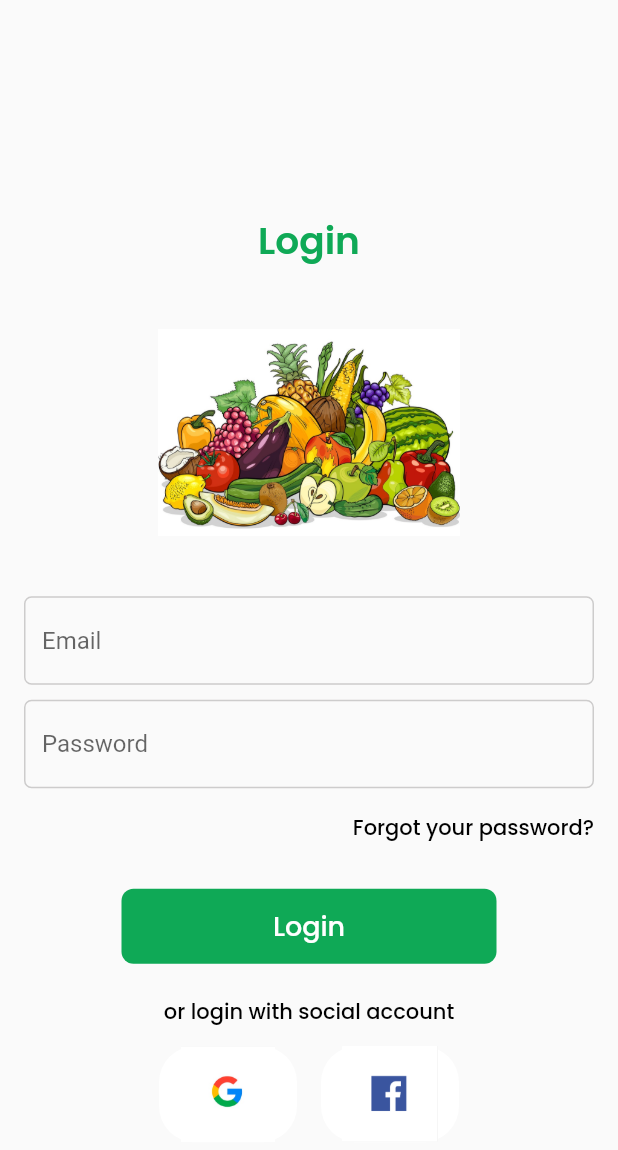
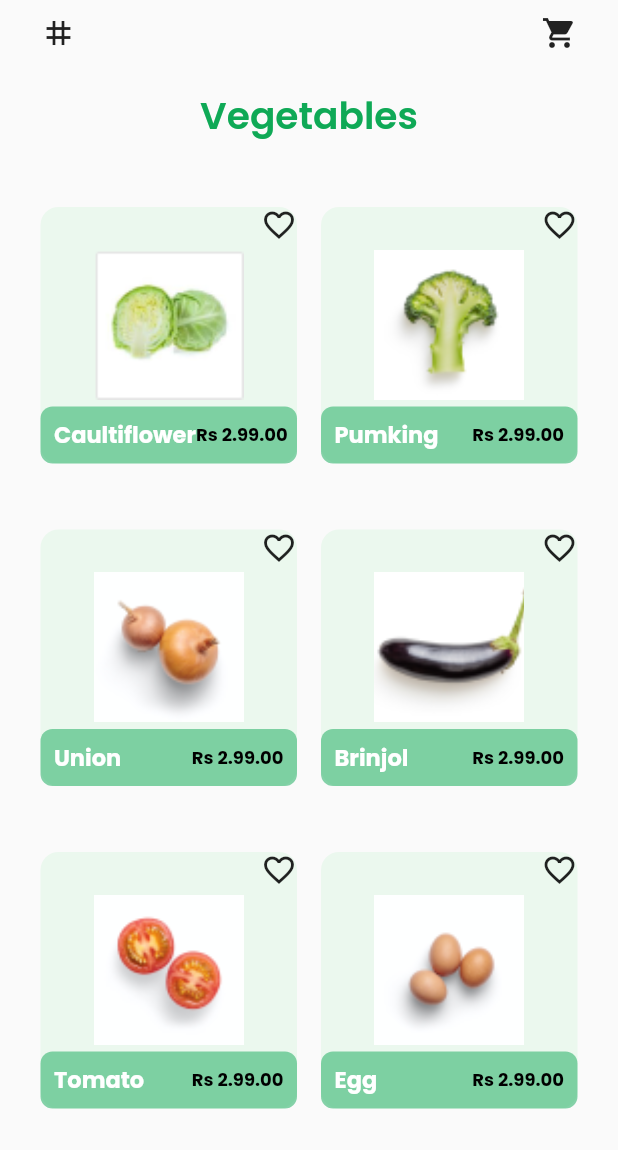
Before and after one commit to anjanakavindu97/grocery-app, a Flutter app: the Login screen opened directly, after a tap on "Login", on a phone screen of 412 x 824 dp. Shown: the top 1150 px of the screen. Run offline on Flutter 3.47's test engine with Material 2 defaults, Android fonts, the phone set to English and light mode, and no system bars; our stand-ins replace animate_do, google_fonts.

Commit message:
add product page

```diff
--- /dev/null
+++ b/lib/models/vegetable.dart
@@ -0,0 +1,13 @@
+class Vegetable {
+  Vegetable({
+    required this.id,
+    required this.name,
+    required this.price,
+    required this.image,
+  });
+
+  final int id;
+  final String name;
+  final double price;
+  final String image;
+}
--- a/lib/screens/auth/login.dart
+++ b/lib/screens/auth/login.dart
@@ -1,7 +1,10 @@
 import 'package:flutter/material.dart';
 import 'package:grocery_app/components/custome_text.dart';
 import 'package:grocery_app/components/social_button.dart';
+import 'package:grocery_app/screens/auth/fogot_password.dart';
+import 'package:grocery_app/screens/home/home_screen.dart';
 import 'package:grocery_app/util/assets_constant.dart';
+import 'package:grocery_app/util/util_functions.dart';
 import '../../components/custom_button.dart';
 import '../../components/custome_textfield.dart';
 
@@ -44,13 +47,15 @@ class _LoginState extends State<Login> {
                 CustomTextField(controller: _email, hintText: 'Email'),
                 const SizedBox(height: 10),
                 CustomTextField(
-                    controller: _password, hintText: 'Password', isObscure: true),
+                    controller: _password,
+                    hintText: 'Password',
+                    isObscure: true),
                 const SizedBox(height: 16),
                 Align(
                   alignment: Alignment.centerRight,
                   child: InkWell(
                     onTap: () {
-                      //redirect page to forgot password
+                      UtilFunctions.navigateTo(context, const FogotPassword());
                     },
                     child: const CustomText(
                       "Forgot your password?",
@@ -62,7 +67,9 @@ class _LoginState extends State<Login> {
                 ),
                 const SizedBox(height: 30),
                 CustomButton(
-                  onTap: () {},
+                  onTap: () {
+                    UtilFunctions.navigateTo(context, const HomeScreen());
+                  },
                   text: "Login",
                 ),
                 const SizedBox(height: 22),
--- a/lib/screens/auth/signup.dart
+++ b/lib/screens/auth/signup.dart
@@ -2,7 +2,10 @@ import 'package:flutter/material.dart';
 import 'package:grocery_app/components/custom_button.dart';
 import 'package:grocery_app/components/custome_text.dart';
 import 'package:grocery_app/components/custome_textfield.dart';
+import 'package:grocery_app/screens/auth/login.dart';
+import 'package:grocery_app/screens/home/home_screen.dart';
 import 'package:grocery_app/util/assets_constant.dart';
+import 'package:grocery_app/util/util_functions.dart';
 
 class SignUp extends StatefulWidget {
   const SignUp({super.key});
@@ -51,7 +54,7 @@ class _SignUpState extends State<SignUp> {
                 alignment: Alignment.centerRight,
                 child: InkWell(
                   onTap: () {
-                    //redirect page to forgot password
+                    UtilFunctions.navigateTo(context, const Login());
                   },
                   child: const CustomText(
                     "Already have an account?",
@@ -63,7 +66,9 @@ class _SignUpState extends State<SignUp> {
               ),
               const SizedBox(height: 30),
               CustomButton(
-                onTap: () {},
+                onTap: () {
+                  UtilFunctions.navigateTo(context, const HomeScreen());
+                },
                 text: "Signup",
               ),
             ],
--- /dev/null
+++ b/lib/screens/home/home_screen.dart
@@ -0,0 +1,48 @@
+import 'package:flutter/material.dart';
+import 'package:grocery_app/components/custome_text.dart';
+
+import 'widgets/product_grid.dart';
+
+class HomeScreen extends StatefulWidget {
+  const HomeScreen({super.key});
+
+  @override
+  State<HomeScreen> createState() => _HomeScreenState();
+}
+class _HomeScreenState extends State<HomeScreen> {
+
+  @override
+  Widget build(BuildContext context) {
+    final size = MediaQuery.of(context).size;
+
+    return Scaffold(
+      body: Container(
+        width: size.width,
+        height: size.height,
+        padding: const EdgeInsets.symmetric(horizontal: 27),
+        child: SafeArea(
+          child: Column(
+            children: [
+              const SizedBox(height: 10),
+              Row(
+                mainAxisAlignment: MainAxisAlignment.spaceBetween,
+                // ignore: prefer_const_literals_to_create_immutables
+                children: [
+                  const Icon(Icons.grid_3x3),
+                  const Icon(Icons.shopping_cart), // Add an Icon widget here
+                ],
+              ),
+              const SizedBox(height: 25),
+              const CustomText(
+                "Vegetables",
+                fontSize: 25,
+              ),
+              const SizedBox(height: 42),
+              ProductGrid(),
+            ],
+          ),
+        ),
+      ),
+    );
+  }
+}
--- /dev/null
+++ b/lib/screens/home/widgets/product_grid.dart
@@ -0,0 +1,33 @@
+import 'package:flutter/material.dart';
+import 'package:grocery_app/models/vegetable.dart';
+import 'product_title.dart';
+
+class ProductGrid extends StatelessWidget {
+  ProductGrid({
+    Key? key,
+  }) : super(key: key);
+
+   final List<Vegetable> vagetables = [
+    Vegetable(id: 1, name: "Caultiflower", price: 2.99, image: "1.png"),
+    Vegetable(id: 2, name: "Pumking", price: 2.99, image: "2.png"),
+    Vegetable(id: 3, name: "Union", price: 2.99, image: "3.png"),
+    Vegetable(id: 4, name: "Brinjol", price: 2.99, image: "4.png"),
+    Vegetable(id: 5, name: "Tomato", price: 2.99, image: "5.png"),
+    Vegetable(id: 6, name: "Egg", price: 2.99, image: "6.png"),
+  ];
+
+  @override
+  Widget build(BuildContext context) {
+    return Expanded(
+      child: GridView.builder(
+        gridDelegate: const SliverGridDelegateWithFixedCrossAxisCount(
+          crossAxisCount: 2,
+          crossAxisSpacing: 16,
+          mainAxisSpacing: 44,
+        ),
+        itemCount: vagetables.length,
+        itemBuilder: (context, index) => ProductTile(vagetable: vagetables[index]),
+      ),
+    );
+  }
+}
--- /dev/null
+++ b/lib/screens/home/widgets/product_title.dart
@@ -0,0 +1,69 @@
+
+import 'package:flutter/material.dart';
+import 'package:grocery_app/components/custome_text.dart';
+import 'package:grocery_app/models/vegetable.dart';
+import 'package:grocery_app/util/app_color.dart';
+import 'package:grocery_app/util/assets_constant.dart';
+
+class ProductTile extends StatelessWidget {
+  const ProductTile({
+    Key? key,
+    required this.vagetable,
+  }) : super(key: key);
+
+  final Vegetable vagetable;
+
+  @override
+  Widget build(BuildContext context) {
+    return Container(
+      height: 177,
+      decoration: BoxDecoration(
+        color: const Color(0xffEBF8EE),
+        borderRadius: BorderRadius.circular(12),
+      ),
+      child: Column(
+        mainAxisAlignment: MainAxisAlignment.spaceBetween,
+        children: [
+          const Align(
+            alignment: Alignment.centerRight,
+            child: Icon(
+              Icons.favorite_border,
+            ),
+          ),
+          Image.asset(
+            AssetsConstants.vegetablePath +
+                vagetable.image,
+            width: 100,
+            height: 100,
+            fit: BoxFit.cover,
+          ),
+          Container(
+            height: 38,
+            padding: const EdgeInsets.symmetric(horizontal: 9),
+            decoration: BoxDecoration(
+              color: AppColors.primaryColor.withOpacity(0.5),
+              borderRadius: BorderRadius.circular(8),
+            ),
+            child: Row(
+              mainAxisAlignment: MainAxisAlignment.spaceBetween,
+              children: [
+                CustomText(
+                  vagetable.name,
+                  fontSize: 15,
+                  color: Colors.white,
+                  fontWeight: FontWeight.bold,
+                ),
+                CustomText(
+                  "\Rs ${vagetable.price}.00",
+                  fontSize: 12,
+                  fontWeight: FontWeight.bold,
+                  color: Colors.black,
+                ),
+              ],
+            ),
+          ),
+        ],
+      ),
+    );
+  }
+}
--- a/lib/screens/splash/splash_screen.dart
+++ b/lib/screens/splash/splash_screen.dart
@@ -23,7 +23,7 @@ class _SplashScreenState extends State<SplashScreen> {
       Navigator.push(
         context,
         MaterialPageRoute(
-          builder: (context) => const FogotPassword(),
+          builder: (context) => const SignUp(),
         ),
       );
     });
--- a/lib/util/assets_constant.dart
+++ b/lib/util/assets_constant.dart
@@ -1,6 +1,9 @@
 class AssetsConstants {
   static const imagePath = 'assets/images/';
+
   static const logoPath = '${imagePath}logo.jpg';
   static const google = '${imagePath}google1.png';
   static const fb = '${imagePath}fb2.png';
+
+  static const vegetablePath = 'assets/images/product/';
 }
--- /dev/null
+++ b/lib/util/util_functions.dart
@@ -0,0 +1,17 @@
+import 'package:flutter/material.dart';
+
+class UtilFunctions {
+  //Navigator push function
+  static void navigateTo(BuildContext context, Widget widget) {
+    Navigator.push(
+        context,
+        MaterialPageRoute(
+          builder: (context) => widget,
+        ));
+  }
+
+  //Navigator pop function
+  static void goBack(BuildContext context) {
+    Navigator.pop(context);
+  }
+}
--- a/pubspec.yaml
+++ b/pubspec.yaml
@@ -64,7 +64,7 @@ flutter:
   # To add assets to your application, add an assets section, like this:
   assets:
     - assets/images/
-  #   - images/a_dot_ham.jpeg
+    - assets/images/product/
 
   # An image asset can refer to one or more resolution-specific "variants", see
   # https://flutter.dev/assets-and-images/#resolution-aware
```
Also changed, not shown: assets/images/product/1.png (added), assets/images/product/2.png (added), assets/images/product/3.png (added), assets/images/product/4.png (added), assets/images/product/5.png (added), assets/images/product/6.png (added).
